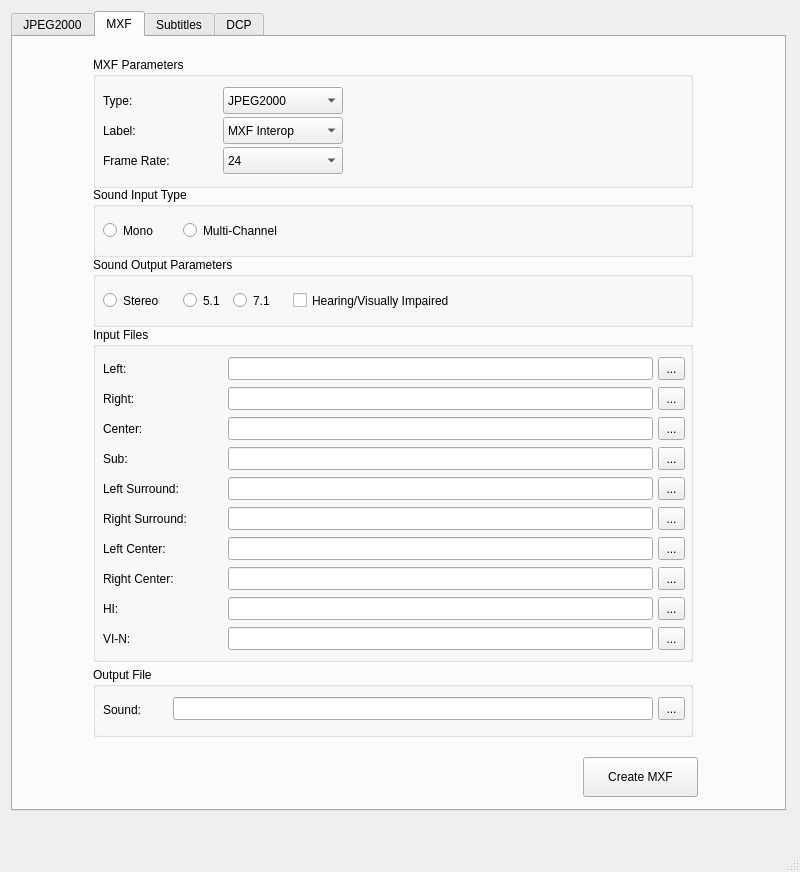
Old version of the form gui/forms/mainwindow.ui in the repository cbsrobot/OpenDCP.
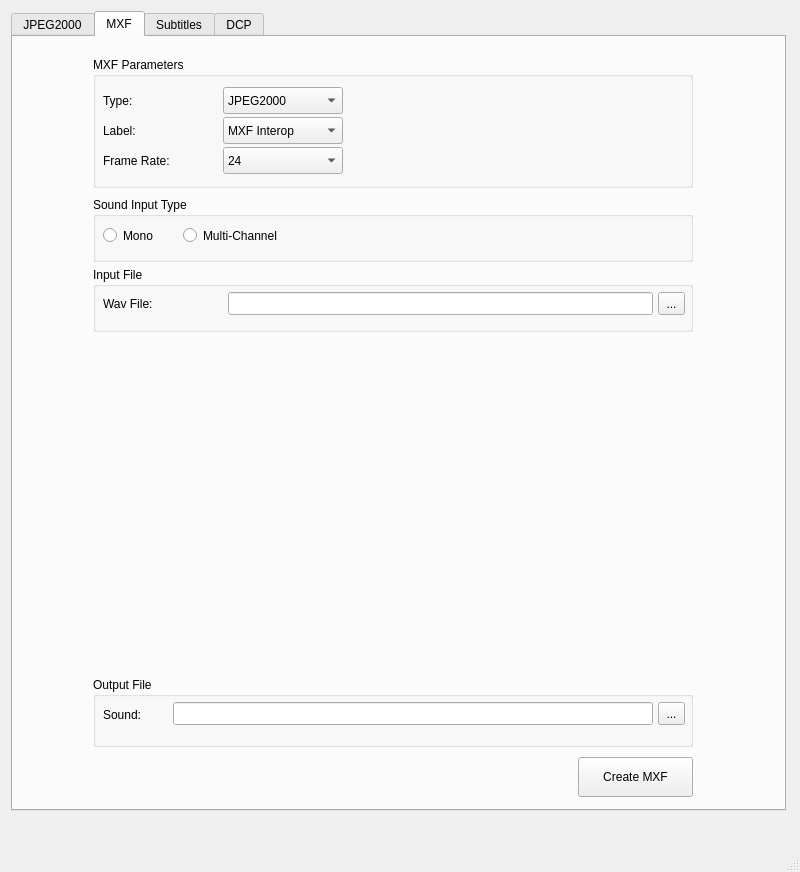
New version of the form. The open tabs and pages were chosen to show the change. Icons and pictures are not drawn.

Diff of the .ui file:
```diff
--- a/gui/forms/mainwindow.ui
+++ b/gui/forms/mainwindow.ui
@@ -1213,7 +1213,7 @@
          <widget class="QPushButton" name="mxfButton">
           <property name="geometry">
            <rect>
-            <x>570</x>
+            <x>565</x>
             <y>720</y>
             <width>115</width>
             <height>40</height>
@@ -1229,7 +1229,7 @@
             <x>70</x>
             <y>150</y>
             <width>631</width>
-            <height>551</height>
+            <height>561</height>
            </rect>
           </property>
           <property name="currentIndex">
@@ -1527,13 +1527,144 @@
            </widget>
           </widget>
           <widget class="QWidget" name="page_2">
+           <widget class="QGroupBox" name="amxfOutGroupBox">
+            <property name="geometry">
+             <rect>
+              <x>10</x>
+              <y>490</y>
+              <width>600</width>
+              <height>70</height>
+             </rect>
+            </property>
+            <property name="title">
+             <string>Output File</string>
+            </property>
+            <widget class="QLabel" name="aMxfOutLabel">
+             <property name="geometry">
+              <rect>
+               <x>10</x>
+               <y>25</y>
+               <width>70</width>
+               <height>25</height>
+              </rect>
+             </property>
+             <property name="sizePolicy">
+              <sizepolicy hsizetype="Preferred" vsizetype="Fixed">
+               <horstretch>0</horstretch>
+               <verstretch>25</verstretch>
+              </sizepolicy>
+             </property>
+             <property name="minimumSize">
+              <size>
+               <width>0</width>
+               <height>25</height>
+              </size>
+             </property>
+             <property name="text">
+              <string>Sound:</string>
+             </property>
+            </widget>
+            <widget class="QToolButton" name="aMxfOutButton">
+             <property name="geometry">
+              <rect>
+               <x>565</x>
+               <y>25</y>
+               <width>27</width>
+               <height>23</height>
+              </rect>
+             </property>
+             <property name="sizePolicy">
+              <sizepolicy hsizetype="Fixed" vsizetype="Fixed">
+               <horstretch>27</horstretch>
+               <verstretch>25</verstretch>
+              </sizepolicy>
+             </property>
+             <property name="text">
+              <string notr="true">...</string>
+             </property>
+            </widget>
+            <widget class="QLineEdit" name="aMxfOutEdit">
+             <property name="geometry">
+              <rect>
+               <x>80</x>
+               <y>25</y>
+               <width>480</width>
+               <height>23</height>
+              </rect>
+             </property>
+             <property name="sizePolicy">
+              <sizepolicy hsizetype="Expanding" vsizetype="Fixed">
+               <horstretch>0</horstretch>
+               <verstretch>25</verstretch>
+              </sizepolicy>
+             </property>
+             <property name="text">
+              <string notr="true"/>
+             </property>
+             <property name="readOnly">
+              <bool>true</bool>
+             </property>
+            </widget>
+           </widget>
+           <widget class="QGroupBox" name="soundTypeGroupBox">
+            <property name="geometry">
+             <rect>
+              <x>10</x>
+              <y>10</y>
+              <width>600</width>
+              <height>65</height>
+             </rect>
+            </property>
+            <property name="title">
+             <string>Sound Input Type</string>
+            </property>
+            <widget class="QRadioButton" name="mxfSoundTypeRadioMono">
+             <property name="geometry">
+              <rect>
+               <x>10</x>
+               <y>25</y>
+               <width>71</width>
+               <height>27</height>
+              </rect>
+             </property>
+             <property name="text">
+              <string>Mono</string>
+             </property>
+            </widget>
+            <widget class="QRadioButton" name="mxfSoundTypeRadioMulti">
+             <property name="geometry">
+              <rect>
+               <x>90</x>
+               <y>25</y>
+               <width>121</width>
+               <height>27</height>
+              </rect>
+             </property>
+             <property name="text">
+              <string notr="true">Multi-Channel</string>
+             </property>
+            </widget>
+           </widget>
+           <widget class="QStackedWidget" name="mxfSoundInputStack">
+            <property name="geometry">
+             <rect>
+              <x>0</x>
+              <y>70</y>
+              <width>631</width>
+              <height>411</height>
+             </rect>
+            </property>
+            <property name="currentIndex">
+             <number>0</number>
+            </property>
+            <widget class="QWidget" name="monoPage">
            <widget class="QGroupBox" name="inputSGroupBox">
             <property name="geometry">
              <rect>
               <x>10</x>
-              <y>140</y>
+                <y>80</y>
               <width>600</width>
-              <height>335</height>
+                <height>331</height>
              </rect>
             </property>
             <property name="title">
@@ -1543,7 +1674,7 @@
              <property name="geometry">
               <rect>
                <x>10</x>
-               <y>30</y>
+                 <y>25</y>
                <width>115</width>
                <height>23</height>
               </rect>
@@ -1556,7 +1687,7 @@
              <property name="geometry">
               <rect>
                <x>135</x>
-               <y>30</y>
+                 <y>25</y>
                <width>425</width>
                <height>23</height>
               </rect>
@@ -1572,7 +1703,7 @@
              <property name="geometry">
               <rect>
                <x>10</x>
-               <y>90</y>
+                 <y>85</y>
                <width>115</width>
                <height>23</height>
               </rect>
@@ -1585,7 +1716,7 @@
              <property name="geometry">
               <rect>
                <x>10</x>
-               <y>60</y>
+                 <y>55</y>
                <width>115</width>
                <height>23</height>
               </rect>
@@ -1598,7 +1729,7 @@
              <property name="geometry">
               <rect>
                <x>135</x>
-               <y>120</y>
+                 <y>115</y>
                <width>425</width>
                <height>23</height>
               </rect>
@@ -1614,7 +1745,7 @@
              <property name="geometry">
               <rect>
                <x>565</x>
-               <y>30</y>
+                 <y>25</y>
                <width>27</width>
                <height>23</height>
               </rect>
@@ -1633,7 +1764,7 @@
              <property name="geometry">
               <rect>
                <x>135</x>
-               <y>60</y>
+                 <y>55</y>
                <width>425</width>
                <height>23</height>
               </rect>
@@ -1649,7 +1780,7 @@
              <property name="geometry">
               <rect>
                <x>10</x>
-               <y>120</y>
+                 <y>115</y>
                <width>115</width>
                <height>23</height>
               </rect>
@@ -1662,7 +1793,7 @@
              <property name="geometry">
               <rect>
                <x>135</x>
-               <y>90</y>
+                 <y>85</y>
                <width>425</width>
                <height>23</height>
               </rect>
@@ -1678,7 +1809,7 @@
              <property name="geometry">
               <rect>
                <x>135</x>
-               <y>150</y>
+                 <y>145</y>
                <width>425</width>
                <height>23</height>
               </rect>
@@ -1694,7 +1825,7 @@
              <property name="geometry">
               <rect>
                <x>135</x>
-               <y>180</y>
+                 <y>175</y>
                <width>425</width>
                <height>23</height>
               </rect>
@@ -1710,7 +1841,7 @@
              <property name="geometry">
               <rect>
                <x>565</x>
-               <y>60</y>
+                 <y>55</y>
                <width>27</width>
                <height>23</height>
               </rect>
@@ -1729,7 +1860,7 @@
              <property name="geometry">
               <rect>
                <x>565</x>
-               <y>90</y>
+                 <y>85</y>
                <width>27</width>
                <height>23</height>
               </rect>
@@ -1748,7 +1879,7 @@
              <property name="geometry">
               <rect>
                <x>565</x>
-               <y>120</y>
+                 <y>115</y>
                <width>27</width>
                <height>23</height>
               </rect>
@@ -1767,7 +1898,7 @@
              <property name="geometry">
               <rect>
                <x>565</x>
-               <y>150</y>
+                 <y>145</y>
                <width>27</width>
                <height>23</height>
               </rect>
@@ -1786,7 +1917,7 @@
              <property name="geometry">
               <rect>
                <x>565</x>
-               <y>180</y>
+                 <y>175</y>
                <width>27</width>
                <height>23</height>
               </rect>
@@ -1805,7 +1936,7 @@
              <property name="geometry">
               <rect>
                <x>10</x>
-               <y>150</y>
+                 <y>145</y>
                <width>115</width>
                <height>23</height>
               </rect>
@@ -1821,7 +1952,7 @@
              <property name="geometry">
               <rect>
                <x>10</x>
-               <y>180</y>
+                 <y>175</y>
                <width>115</width>
                <height>23</height>
               </rect>
@@ -1837,7 +1968,7 @@
              <property name="geometry">
               <rect>
                <x>135</x>
-               <y>300</y>
+                 <y>295</y>
                <width>425</width>
                <height>23</height>
               </rect>
@@ -1853,7 +1984,7 @@
              <property name="geometry">
               <rect>
                <x>565</x>
-               <y>300</y>
+                 <y>295</y>
                <width>27</width>
                <height>23</height>
               </rect>
@@ -1872,7 +2003,7 @@
              <property name="geometry">
               <rect>
                <x>10</x>
-               <y>300</y>
+                 <y>295</y>
                <width>115</width>
                <height>23</height>
               </rect>
@@ -1888,7 +2019,7 @@
              <property name="geometry">
               <rect>
                <x>10</x>
-               <y>270</y>
+                 <y>265</y>
                <width>115</width>
                <height>23</height>
               </rect>
@@ -1904,7 +2035,7 @@
              <property name="geometry">
               <rect>
                <x>135</x>
-               <y>270</y>
+                 <y>265</y>
                <width>425</width>
                <height>23</height>
               </rect>
@@ -1920,7 +2051,7 @@
              <property name="geometry">
               <rect>
                <x>565</x>
-               <y>270</y>
+                 <y>265</y>
                <width>27</width>
                <height>23</height>
               </rect>
@@ -1939,7 +2070,7 @@
              <property name="geometry">
               <rect>
                <x>10</x>
-               <y>210</y>
+                 <y>205</y>
                <width>115</width>
                <height>23</height>
               </rect>
@@ -1955,7 +2086,7 @@
              <property name="geometry">
               <rect>
                <x>565</x>
-               <y>210</y>
+                 <y>205</y>
                <width>27</width>
                <height>23</height>
               </rect>
@@ -1974,7 +2105,7 @@
              <property name="geometry">
               <rect>
                <x>565</x>
-               <y>240</y>
+                 <y>235</y>
                <width>27</width>
                <height>23</height>
               </rect>
@@ -1993,7 +2124,7 @@
              <property name="geometry">
               <rect>
                <x>135</x>
-               <y>210</y>
+                 <y>205</y>
                <width>425</width>
                <height>23</height>
               </rect>
@@ -2009,7 +2140,7 @@
              <property name="geometry">
               <rect>
                <x>135</x>
-               <y>240</y>
+                 <y>235</y>
                <width>425</width>
                <height>23</height>
               </rect>
@@ -2025,7 +2156,7 @@
              <property name="geometry">
               <rect>
                <x>10</x>
-               <y>240</y>
+                 <y>235</y>
                <width>115</width>
                <height>23</height>
               </rect>
@@ -2038,92 +2169,13 @@
              </property>
             </widget>
            </widget>
-           <widget class="QGroupBox" name="amxfOutGroupBox">
-            <property name="geometry">
-             <rect>
-              <x>10</x>
-              <y>480</y>
-              <width>600</width>
-              <height>70</height>
-             </rect>
-            </property>
-            <property name="title">
-             <string>Output File</string>
-            </property>
-            <widget class="QLabel" name="aMxfOutLabel">
-             <property name="geometry">
-              <rect>
-               <x>10</x>
-               <y>30</y>
-               <width>70</width>
-               <height>25</height>
-              </rect>
-             </property>
-             <property name="sizePolicy">
-              <sizepolicy hsizetype="Preferred" vsizetype="Fixed">
-               <horstretch>0</horstretch>
-               <verstretch>25</verstretch>
-              </sizepolicy>
-             </property>
-             <property name="minimumSize">
-              <size>
-               <width>0</width>
-               <height>25</height>
-              </size>
-             </property>
-             <property name="text">
-              <string>Sound:</string>
-             </property>
-            </widget>
-            <widget class="QToolButton" name="aMxfOutButton">
-             <property name="geometry">
-              <rect>
-               <x>565</x>
-               <y>30</y>
-               <width>27</width>
-               <height>23</height>
-              </rect>
-             </property>
-             <property name="sizePolicy">
-              <sizepolicy hsizetype="Fixed" vsizetype="Fixed">
-               <horstretch>27</horstretch>
-               <verstretch>25</verstretch>
-              </sizepolicy>
-             </property>
-             <property name="text">
-              <string notr="true">...</string>
-             </property>
-            </widget>
-            <widget class="QLineEdit" name="aMxfOutEdit">
-             <property name="geometry">
-              <rect>
-               <x>80</x>
-               <y>30</y>
-               <width>480</width>
-               <height>23</height>
-              </rect>
-             </property>
-             <property name="sizePolicy">
-              <sizepolicy hsizetype="Expanding" vsizetype="Fixed">
-               <horstretch>0</horstretch>
-               <verstretch>25</verstretch>
-              </sizepolicy>
-             </property>
-             <property name="text">
-              <string notr="true"/>
-             </property>
-             <property name="readOnly">
-              <bool>true</bool>
-             </property>
-            </widget>
-           </widget>
            <widget class="QGroupBox" name="soundParametersGroupBox">
             <property name="geometry">
              <rect>
               <x>10</x>
-              <y>70</y>
+                <y>10</y>
               <width>600</width>
-              <height>70</height>
+                <height>65</height>
              </rect>
             </property>
             <property name="title">
@@ -2133,7 +2185,7 @@
              <property name="geometry">
               <rect>
                <x>10</x>
-               <y>30</y>
+                 <y>25</y>
                <width>71</width>
                <height>27</height>
               </rect>
@@ -2149,7 +2201,7 @@
              <property name="geometry">
               <rect>
                <x>140</x>
-               <y>30</y>
+                 <y>25</y>
                <width>51</width>
                <height>27</height>
               </rect>
@@ -2162,7 +2214,7 @@
              <property name="geometry">
               <rect>
                <x>90</x>
-               <y>30</y>
+                 <y>25</y>
                <width>51</width>
                <height>27</height>
               </rect>
@@ -2175,7 +2227,7 @@
              <property name="geometry">
               <rect>
                <x>200</x>
-               <y>30</y>
+                 <y>25</y>
                <width>201</width>
                <height>27</height>
               </rect>
@@ -2185,43 +2237,69 @@
              </property>
             </widget>
            </widget>
-           <widget class="QGroupBox" name="soundTypeGroupBox">
+            </widget>
+            <widget class="QWidget" name="multiPage">
+             <widget class="QGroupBox" name="multiGroupBox">
             <property name="geometry">
              <rect>
               <x>10</x>
-              <y>0</y>
+                <y>10</y>
               <width>600</width>
-              <height>70</height>
+                <height>65</height>
              </rect>
             </property>
             <property name="title">
-             <string>Sound Input Type</string>
-            </property>
-            <widget class="QRadioButton" name="mxfSoundTypeRadioMono">
+               <string>Input File</string>
+              </property>
+              <widget class="QLineEdit" name="aMultiEdit">
+               <property name="geometry">
+                <rect>
+                 <x>135</x>
+                 <y>25</y>
+                 <width>425</width>
+                 <height>23</height>
+                </rect>
+               </property>
+               <property name="text">
+                <string notr="true"/>
+               </property>
+               <property name="readOnly">
+                <bool>true</bool>
+               </property>
+              </widget>
+              <widget class="QToolButton" name="aMultiButton">
+               <property name="geometry">
+                <rect>
+                 <x>565</x>
+                 <y>25</y>
+                 <width>27</width>
+                 <height>23</height>
+                </rect>
+               </property>
+               <property name="sizePolicy">
+                <sizepolicy hsizetype="Fixed" vsizetype="Fixed">
+                 <horstretch>27</horstretch>
+                 <verstretch>25</verstretch>
+                </sizepolicy>
+               </property>
+               <property name="text">
+                <string notr="true">...</string>
+               </property>
+              </widget>
+              <widget class="QLabel" name="aMultiLabel">
              <property name="geometry">
               <rect>
                <x>10</x>
-               <y>30</y>
-               <width>71</width>
-               <height>27</height>
+                 <y>25</y>
+                 <width>115</width>
+                 <height>23</height>
               </rect>
              </property>
              <property name="text">
-              <string>Mono</string>
-             </property>
-            </widget>
-            <widget class="QRadioButton" name="mxfSoundTypeRadioMulti">
-             <property name="geometry">
-              <rect>
-               <x>90</x>
-               <y>30</y>
-               <width>121</width>
-               <height>27</height>
-              </rect>
-             </property>
-             <property name="text">
-              <string notr="true">Multi-Channel</string>
-             </property>
+                <string>Wav File:</string>
+               </property>
+              </widget>
+             </widget>
             </widget>
            </widget>
           </widget>
```
Left out of the diff: 20 changed lines with no effect on the pictures. Lines whose indentation alone changed are shown as unchanged.
